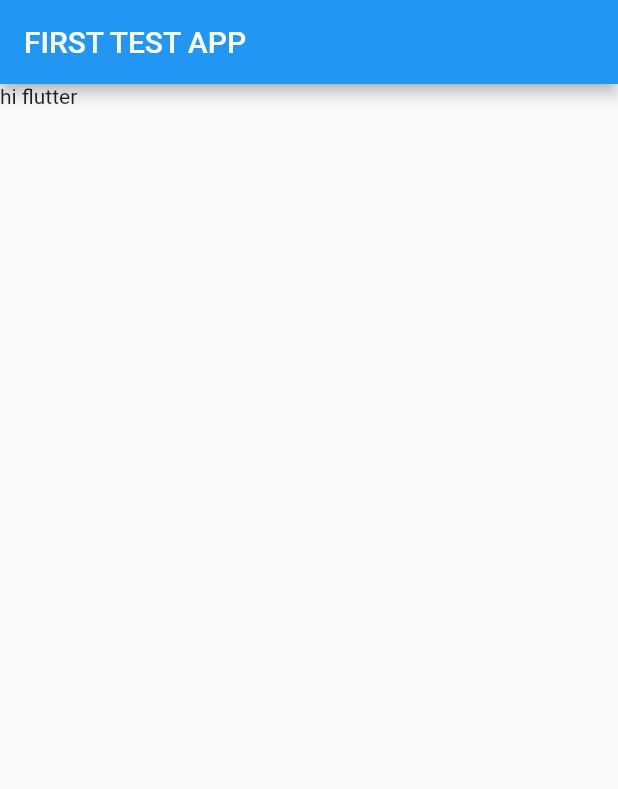
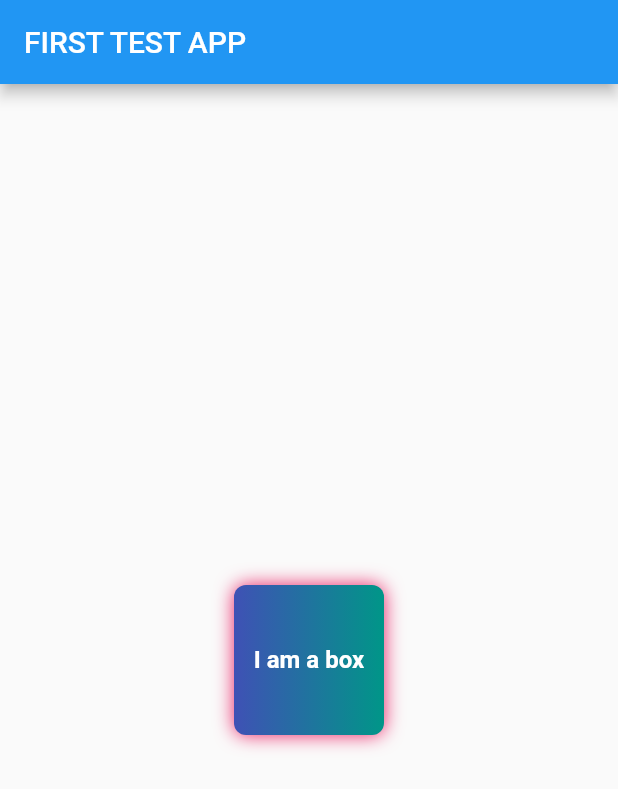
Before and after one commit to vishalpandey-9891/flutter, a Flutter app: the screen it shows after launch, on a phone screen of 412 x 824 dp. Shown: the top 789 px of the screen. Run offline on Flutter 3.47's test engine with Material 2 defaults, Android fonts, the phone set to English and light mode, and no system bars.

Commit message:
FLUTTER CHAPTER 2 COMPLETED

```diff
--- a/lib/main.dart
+++ b/lib/main.dart
@@ -2,7 +2,7 @@ import 'package:flutter/widgets.dart';
 import 'package:flutter/material.dart';
 import 'package:flutter/cupertino.dart';
 
-// this is chapter 1 here we learned about how to use text,container and scanffold widgets in
+// this is chapter 2 here we learned about how to most powerful widget - text widgets in
 // flutter application
 void main() {
 // runApp() app in flutter to starting point of any application
@@ -13,17 +13,6 @@ void main() {
   ));
 }
 
-// SHOW TEXT USING CLASS HOMEPAGE IN APP
-// class HomePage extends StatelessWidget {
-//   @override
-//   Widget build(BuildContext context) {
-//     return Container(
-//       color: Colors.deepOrange,
-//       child: Text("Hi flutter APP"),
-//     );
-//   }
-// }
-
 // stateless widget means nothing changes here
 class HomePage extends StatelessWidget {
   @override
@@ -32,8 +21,35 @@ class HomePage extends StatelessWidget {
       appBar: AppBar(
         title: Text("FIRST TEST APP"),
       ),
-      body: Container(
-        child: Text("hi flutter"),
+      body: Center(
+        child: Container(
+          padding: const EdgeInsets.all(8),
+          width: 100,
+          height: 100,
+          clipBehavior: Clip.antiAlias,
+          alignment: Alignment.center,
+          decoration: BoxDecoration(
+              color: Colors.red,
+              shape: BoxShape.rectangle,
+              boxShadow: [
+                BoxShadow(
+                  color: Colors.pink,
+                  blurRadius: 10,
+                )
+              ],
+              gradient: LinearGradient(colors: [
+                Colors.indigo,
+                Colors.teal,
+              ]),
+              borderRadius: BorderRadius.circular(8)),
+          child: Text("I am a box",
+              textAlign: TextAlign.center,
+              style: TextStyle(
+                fontSize: 16,
+                color: Colors.white,
+                fontWeight: FontWeight.bold,
+              )),
+        ),
       ),
     );
   }
```
